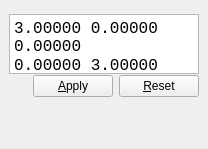
Qt form libavogadro/src/extensions/crystallography/ui/cematrixeditor.ui (cryos/avogadro) before a commit.
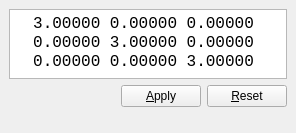
The same form after that commit. Custom widgets are drawn as their Qt base class.

```diff
--- a/libavogadro/src/extensions/crystallography/ui/cematrixeditor.ui
+++ b/libavogadro/src/extensions/crystallography/ui/cematrixeditor.ui
@@ -6,10 +6,22 @@
    <rect>
     <x>0</x>
     <y>0</y>
-    <width>208</width>
-    <height>149</height>
+    <width>286</width>
+    <height>133</height>
    </rect>
   </property>
+  <property name="sizePolicy">
+   <sizepolicy hsizetype="Fixed" vsizetype="Minimum">
+    <horstretch>0</horstretch>
+    <verstretch>0</verstretch>
+   </sizepolicy>
+  </property>
+  <property name="minimumSize">
+   <size>
+    <width>0</width>
+    <height>0</height>
+   </size>
+  </property>
   <property name="windowTitle">
    <string>Cell Matrix</string>
   </property>
@@ -21,21 +33,21 @@
        <bool>true</bool>
       </property>
       <property name="sizePolicy">
-       <sizepolicy hsizetype="MinimumExpanding" vsizetype="MinimumExpanding">
+       <sizepolicy hsizetype="Minimum" vsizetype="Minimum">
         <horstretch>0</horstretch>
         <verstretch>0</verstretch>
        </sizepolicy>
       </property>
       <property name="minimumSize">
        <size>
-        <width>180</width>
-        <height>60</height>
+        <width>278</width>
+        <height>70</height>
        </size>
       </property>
       <property name="maximumSize">
        <size>
-        <width>16777215</width>
-        <height>50</height>
+        <width>540000</width>
+        <height>70</height>
        </size>
       </property>
       <property name="font">
@@ -57,9 +69,9 @@
 &lt;html&gt;&lt;head&gt;&lt;meta name=&quot;qrichtext&quot; content=&quot;1&quot; /&gt;&lt;style type=&quot;text/css&quot;&gt;
 p, li { white-space: pre-wrap; }
 &lt;/style&gt;&lt;/head&gt;&lt;body style=&quot; font-family:'Monospace'; font-size:9pt; font-weight:400; font-style:normal;&quot;&gt;
-&lt;p style=&quot; margin-top:0px; margin-bottom:0px; margin-left:0px; margin-right:0px; -qt-block-indent:0; text-indent:0px;&quot;&gt;&lt;span style=&quot; font-size:12pt;&quot;&gt;3.00000 0.00000 0.00000&lt;/span&gt;&lt;/p&gt;
-&lt;p style=&quot; margin-top:0px; margin-bottom:0px; margin-left:0px; margin-right:0px; -qt-block-indent:0; text-indent:0px;&quot;&gt;&lt;span style=&quot; font-size:12pt;&quot;&gt;0.00000 3.00000 0.00000&lt;/span&gt;&lt;/p&gt;
-&lt;p style=&quot; margin-top:0px; margin-bottom:0px; margin-left:0px; margin-right:0px; -qt-block-indent:0; text-indent:0px;&quot;&gt;&lt;span style=&quot; font-size:12pt;&quot;&gt;0.00000 0.00000 3.00000&lt;/span&gt;&lt;/p&gt;&lt;/body&gt;&lt;/html&gt;</string>
+&lt;p style=&quot; margin-top:0px; margin-bottom:0px; margin-left:0px; margin-right:0px; -qt-block-indent:0; text-indent:0px;&quot;&gt;&lt;span style=&quot; font-size:12pt;&quot;&gt;  3.00000 0.00000 0.00000&lt;/span&gt;&lt;/p&gt;
+&lt;p style=&quot; margin-top:0px; margin-bottom:0px; margin-left:0px; margin-right:0px; -qt-block-indent:0; text-indent:0px;&quot;&gt;&lt;span style=&quot; font-size:12pt;&quot;&gt;  0.00000 3.00000 0.00000&lt;/span&gt;&lt;/p&gt;
+&lt;p style=&quot; margin-top:0px; margin-bottom:0px; margin-left:0px; margin-right:0px; -qt-block-indent:0; text-indent:0px;&quot;&gt;&lt;span style=&quot; font-size:12pt;&quot;&gt;  0.00000 0.00000 3.00000&lt;/span&gt;&lt;/p&gt;&lt;/body&gt;&lt;/html&gt;</string>
       </property>
      </widget>
     </item>
```
